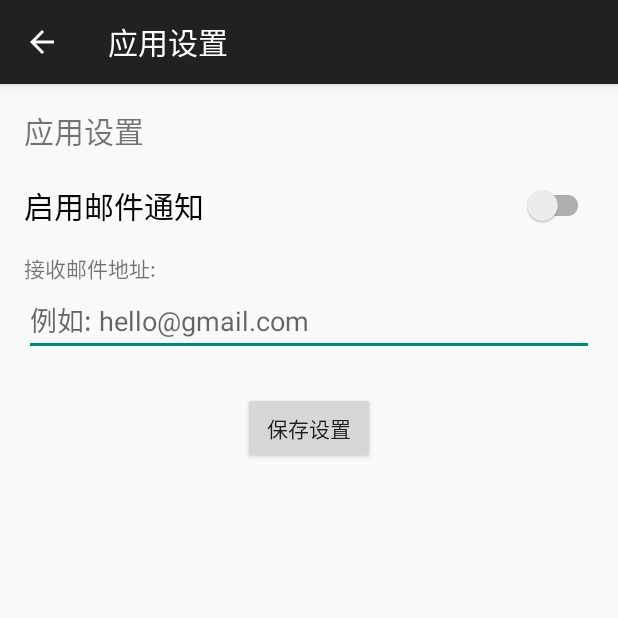
After one commit to zhouscutusa/sms-call-monitor, an Android app: the SettingsActivity screen opened directly, with no data from a screen before it, on a phone screen of 412 x 824 dp, the top half of it. The commit adds this screen. Run offline under Robolectric (Android 15) with nearby library versions, the phone set to English and light mode, and no system bars.

Commit message:
增加一个配置页面，用来配置接收邮箱等配置数据

```diff
--- a/app/src/main/java/com/example/smscallmonitor/IConstants.java
+++ b/app/src/main/java/com/example/smscallmonitor/IConstants.java
@@ -13,4 +13,9 @@ public interface IConstants {
     static final long MISSED_CALL_DEBOUNCE_MS = 10000; // 未接来电去抖动时间
 
     static final int SCHEDULED_WORK_INTERVAL_MINUTE = 30;// 每隔30分钟(最小为15分钟)尝试把之前没发送出去的任务发送一下
+
+    // --- SharedPreferences 相关常量 ---
+    String PREFS_NAME = "AppPreferences"; // SharedPreferences 文件名
+    String KEY_EMAIL_RECIPIENT = "email_recipient"; // 收件箱地址
+    String KEY_EMAIL_ENABLED = "email_enabled"; // 邮件通知开关的键
 }
--- /dev/null
+++ b/app/src/main/java/com/example/smscallmonitor/SettingsActivity.java
@@ -0,0 +1,72 @@
+package com.example.smscallmonitor;
+
+import android.content.Context;
+import android.content.SharedPreferences;
+import android.os.Bundle;
+import android.util.Log;
+import android.widget.Button;
+import android.widget.EditText;
+import android.widget.Toast;
+
+import androidx.appcompat.app.AppCompatActivity;
+import androidx.appcompat.widget.SwitchCompat; // 确保使用正确的 Switch 类
+
+public class SettingsActivity extends AppCompatActivity {
+
+    private static final String TAG = "SettingsActivity";
+
+    private EditText recipientEditText;
+    private SwitchCompat emailNotificationSwitch;
+    private Button saveSettingsButton;
+
+    @Override
+    protected void onCreate(Bundle savedInstanceState) {
+        super.onCreate(savedInstanceState);
+        setContentView(R.layout.activity_settings);
+        Log.d(TAG, "onCreate called");
+
+        // 初始化视图
+        recipientEditText = findViewById(R.id.recipientEditText);
+        emailNotificationSwitch = findViewById(R.id.emailNotificationSwitch);
+        saveSettingsButton = findViewById(R.id.saveSettingsButton);
+
+        // 加载已保存的设置
+        loadSettings();
+
+        // 设置保存按钮的点击事件
+        saveSettingsButton.setOnClickListener(v -> {
+            saveSettings();
+            Toast.makeText(SettingsActivity.this, "设置已保存", Toast.LENGTH_SHORT).show();
+            Log.d(TAG, "Settings saved by user.");
+            finish(); // 保存后关闭设置页面
+        });
+    }
+
+    // 加载设置
+    private void loadSettings() {
+        SharedPreferences prefs = getSharedPreferences(IConstants.PREFS_NAME, Context.MODE_PRIVATE);
+        String emailRecipient = prefs.getString(IConstants.KEY_EMAIL_RECIPIENT, ""); // 提供默认值
+        boolean emailEnabled = prefs.getBoolean(IConstants.KEY_EMAIL_ENABLED, false); // 提供默认值
+
+        recipientEditText.setText(emailRecipient);
+        emailNotificationSwitch.setChecked(emailEnabled);
+
+        Log.d(TAG, "Settings loaded: EmailRecipients=" + emailRecipient + ", EmailEnabled=" + emailEnabled);
+    }
+
+    // 保存设置
+    private void saveSettings() {
+        SharedPreferences prefs = getSharedPreferences(IConstants.PREFS_NAME, Context.MODE_PRIVATE);
+        SharedPreferences.Editor editor = prefs.edit();
+
+        String emailRecipient = recipientEditText.getText().toString().trim();
+        boolean emailEnabled = emailNotificationSwitch.isChecked();
+
+        editor.putString(IConstants.KEY_EMAIL_RECIPIENT, emailRecipient);
+        editor.putBoolean(IConstants.KEY_EMAIL_ENABLED, emailEnabled);
+
+        editor.apply(); // apply() 是异步的，比 commit() 更推荐
+
+        Log.d(TAG, "Saving settings: EmailRecipients=" + emailRecipient + ", EmailEnabled=" + emailEnabled);
+    }
+}
--- /dev/null
+++ b/app/src/main/res/layout/activity_settings.xml
@@ -0,0 +1,45 @@
+<?xml version="1.0" encoding="utf-8"?>
+<LinearLayout xmlns:android="http://schemas.android.com/apk/res/android"
+    xmlns:tools="http://schemas.android.com/tools"
+    android:layout_width="match_parent"
+    android:layout_height="match_parent"
+    android:orientation="vertical"
+    android:padding="16dp"
+    tools:context=".SettingsActivity">
+
+    <TextView
+        android:layout_width="wrap_content"
+        android:layout_height="wrap_content"
+        android:text="应用设置"
+        android:textSize="20sp"
+        android:layout_marginBottom="20dp"/>
+
+    <androidx.appcompat.widget.SwitchCompat
+        android:id="@+id/emailNotificationSwitch"
+        android:layout_width="match_parent"
+        android:layout_height="wrap_content"
+        android:text="启用邮件通知"
+        android:textSize="20sp"
+        android:layout_marginBottom="16dp"/>
+
+    <TextView
+        android:layout_width="wrap_content"
+        android:layout_height="wrap_content"
+        android:text="接收邮件地址:" />
+
+    <EditText
+        android:id="@+id/recipientEditText"
+        android:layout_width="match_parent"
+        android:layout_height="wrap_content"
+        android:hint="例如: hello@gmail.com"
+        android:inputType="textUri"
+        android:layout_marginBottom="24dp"/>
+
+    <Button
+        android:id="@+id/saveSettingsButton"
+        android:layout_width="wrap_content"
+        android:layout_height="wrap_content"
+        android:layout_gravity="center_horizontal"
+        android:text="保存设置" />
+
+</LinearLayout>
```
Also changed, not shown: app/src/main/AndroidManifest.xml (+21 -2 lines), app/src/main/java/com/example/smscallmonitor/EmailSender.java (+10 -4 lines), app/src/main/java/com/example/smscallmonitor/EventSendHelper.java (+4 -4 lines), app/src/main/java/com/example/smscallmonitor/MainActivity.java (+8 -0 lines), app/src/main/java/com/example/smscallmonitor/SettingsValues.java (added, +24 -0 lines), app/src/main/res/layout/activity_main.xml (+8 -0 lines).
